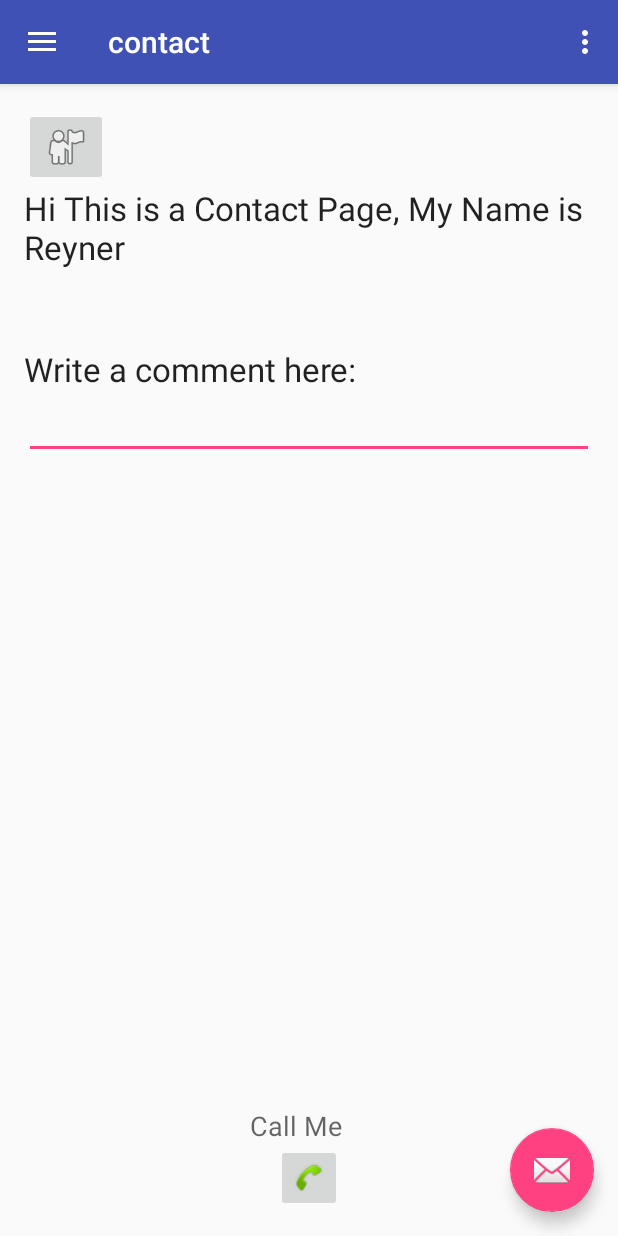
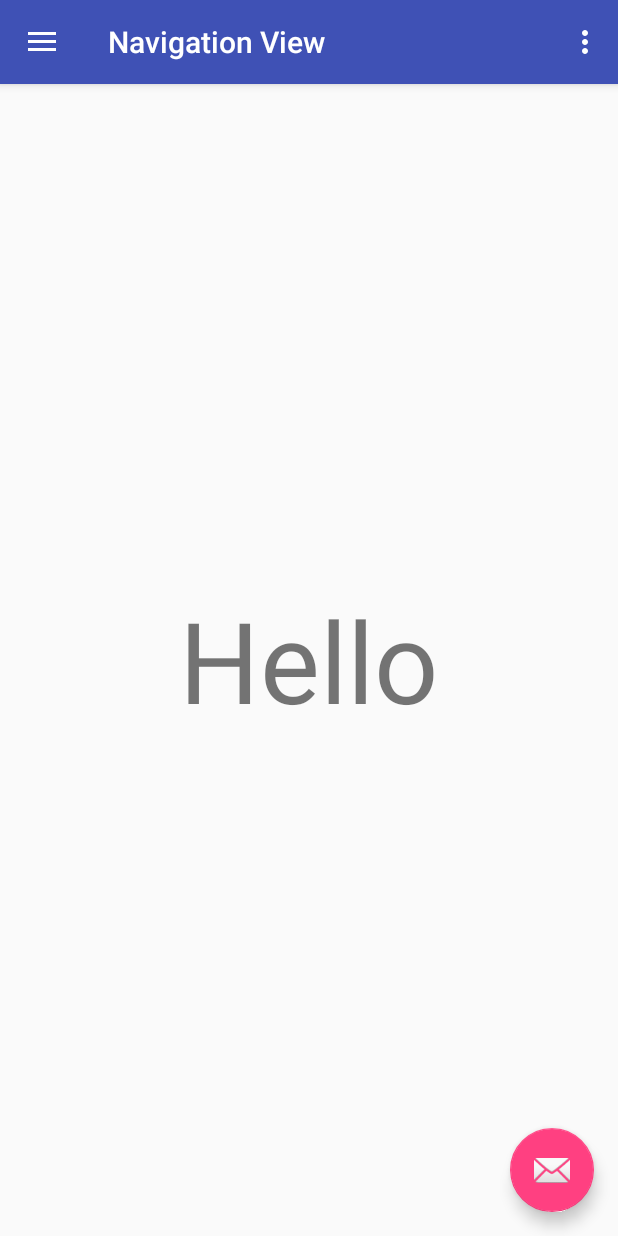
Before and after one commit to reynersubrata/Navigation-View, an Android app: the screen it shows after launch (contact before the commit, MainActivity after it), in the side drawer, after a tap on "Contact", on a phone screen of 412 x 824 dp. Run offline under Robolectric (Android 15) with nearby library versions, the phone set to English and light mode, and no system bars.

Commit message:
add change for fragment in dev_fragment

```diff
--- a/app/src/main/java/navigation/navigationview/MainActivity.java
+++ b/app/src/main/java/navigation/navigationview/MainActivity.java
@@ -83,6 +83,8 @@ public class MainActivity extends AppCompatActivity
     public boolean onNavigationItemSelected(MenuItem item) {
         // Handle navigation view item clicks here.
         int id = item.getItemId();
+        Fragment fragment = null;
+        Class fragmentClass;
 
         if (id == R.id.nav_camera) {
             // home
@@ -90,14 +92,14 @@ public class MainActivity extends AppCompatActivity
 
         } else if (id == R.id.nav_gallery) {
             //profile
-            Intent intent = new Intent(MainActivity.this, profile.class);
-            startActivity(intent);
+            fragmentClass = profile.class;
+
 
         } else if (id == R.id.nav_slideshow) {
             //contact
-            Intent intent = new Intent(MainActivity.this, contact.class);
-            startActivity(intent);
+            fragmentClass = contact.class;
         }
+        FragmentManager fragmentManager = getSupportFragmentManager();
 
         DrawerLayout drawer = (DrawerLayout) findViewById(R.id.drawer_layout);
         drawer.closeDrawer(GravityCompat.START);
--- a/app/src/main/res/layout/activity_contact.xml
+++ /dev/null
@@ -1,25 +0,0 @@
-<?xml version="1.0" encoding="utf-8"?>
-<android.support.v4.widget.DrawerLayout xmlns:android="http://schemas.android.com/apk/res/android"
-    xmlns:app="http://schemas.android.com/apk/res-auto"
-    xmlns:tools="http://schemas.android.com/tools"
-    android:id="@+id/drawer_layout"
-    android:layout_width="match_parent"
-    android:layout_height="match_parent"
-    android:fitsSystemWindows="true"
-    tools:openDrawer="start">
-
-    <include
-        layout="@layout/app_bar_contact"
-        android:layout_width="match_parent"
-        android:layout_height="match_parent" />
-
-    <android.support.design.widget.NavigationView
-        android:id="@+id/nav_view"
-        android:layout_width="wrap_content"
-        android:layout_height="match_parent"
-        android:layout_gravity="start"
-        android:fitsSystemWindows="true"
-        app:headerLayout="@layout/nav_header_contact"
-        app:menu="@menu/activity_contact_drawer" />
-
-</android.support.v4.widget.DrawerLayout>
--- a/app/src/main/res/layout/app_bar_contact.xml
+++ /dev/null
@@ -1,34 +0,0 @@
-<?xml version="1.0" encoding="utf-8"?>
-<android.support.design.widget.CoordinatorLayout xmlns:android="http://schemas.android.com/apk/res/android"
-    xmlns:app="http://schemas.android.com/apk/res-auto"
-    xmlns:tools="http://schemas.android.com/tools"
-    android:layout_width="match_parent"
-    android:layout_height="match_parent"
-    android:fitsSystemWindows="true"
-    tools:context="navigation.navigationview.contact">
-
-    <android.support.design.widget.AppBarLayout
-        android:layout_width="match_parent"
-        android:layout_height="wrap_content"
-        android:theme="@style/AppTheme.AppBarOverlay">
-
-        <android.support.v7.widget.Toolbar
-            android:id="@+id/toolbar"
-            android:layout_width="match_parent"
-            android:layout_height="?attr/actionBarSize"
-            android:background="?attr/colorPrimary"
-            app:popupTheme="@style/AppTheme.PopupOverlay" />
-
-    </android.support.design.widget.AppBarLayout>
-
-    <include layout="@layout/content_contact" />
-
-    <android.support.design.widget.FloatingActionButton
-        android:id="@+id/fab"
-        android:layout_width="wrap_content"
-        android:layout_height="wrap_content"
-        android:layout_gravity="bottom|end"
-        android:layout_margin="@dimen/fab_margin"
-        android:src="@android:drawable/ic_dialog_email" />
-
-</android.support.design.widget.CoordinatorLayout>
--- a/app/src/main/res/layout/content_contact.xml
+++ /dev/null
@@ -1,69 +0,0 @@
-<?xml version="1.0" encoding="utf-8"?>
-<RelativeLayout xmlns:android="http://schemas.android.com/apk/res/android"
-    xmlns:app="http://schemas.android.com/apk/res-auto"
-    xmlns:tools="http://schemas.android.com/tools"
-    android:layout_width="match_parent"
-    android:layout_height="match_parent"
-    android:paddingBottom="@dimen/activity_vertical_margin"
-    android:paddingLeft="@dimen/activity_horizontal_margin"
-    android:paddingRight="@dimen/activity_horizontal_margin"
-    android:paddingTop="@dimen/activity_vertical_margin"
-    app:layout_behavior="@string/appbar_scrolling_view_behavior"
-    tools:context="navigation.navigationview.contact"
-    tools:showIn="@layout/app_bar_contact">
-
-    <TextView
-        android:layout_width="wrap_content"
-        android:layout_height="wrap_content"
-        android:textAppearance="?android:attr/textAppearanceLarge"
-        android:text="Hi This is a Contact Page, My Name is Reyner"
-        android:id="@+id/contact"
-        android:layout_below="@+id/imageButton"
-        android:layout_alignParentRight="true" />
-
-    <ImageButton
-        android:layout_width="wrap_content"
-        android:layout_height="wrap_content"
-        android:id="@+id/imageButton"
-        android:layout_alignParentTop="true"
-        android:layout_alignParentLeft="true"
-        android:src="@android:drawable/ic_menu_myplaces" />
-
-    <TextView
-        android:layout_width="wrap_content"
-        android:layout_height="wrap_content"
-        android:textAppearance="?android:attr/textAppearanceLarge"
-        android:text="Write a comment here:"
-        android:id="@+id/textView2"
-        android:layout_below="@+id/contact"
-        android:layout_alignParentLeft="true"
-        android:layout_marginTop="52dp" />
-
-    <EditText
-        android:layout_width="wrap_content"
-        android:layout_height="wrap_content"
-        android:inputType="textMultiLine"
-        android:ems="10"
-        android:id="@+id/editText"
-        android:layout_below="@+id/textView2"
-        android:layout_alignParentLeft="true"
-        android:layout_alignParentRight="true" />
-
-    <ImageButton
-        android:layout_width="wrap_content"
-        android:layout_height="wrap_content"
-        android:id="@+id/imageButton2"
-        android:src="@android:drawable/stat_sys_phone_call"
-        android:layout_alignParentBottom="true"
-        android:layout_centerHorizontal="true" />
-
-    <TextView
-        android:layout_width="wrap_content"
-        android:layout_height="wrap_content"
-        android:textAppearance="?android:attr/textAppearanceMedium"
-        android:text="Call Me"
-        android:id="@+id/textView3"
-        android:layout_above="@+id/imageButton2"
-        android:layout_alignRight="@+id/imageButton2" />
-
-</RelativeLayout>
--- a/app/src/main/res/menu/activity_contact_drawer.xml
+++ /dev/null
@@ -1,22 +0,0 @@
-<?xml version="1.0" encoding="utf-8"?>
-<menu xmlns:android="http://schemas.android.com/apk/res/android">
-
-    <group android:checkableBehavior="single">
-        <item
-            android:id="@+id/nav_camera"
-            android:icon="@drawable/ic_menu_camera"
-            android:title="Home" />
-        <item
-            android:id="@+id/nav_gallery"
-            android:icon="@drawable/ic_menu_gallery"
-            android:title="Profile" />
-        <item
-            android:id="@+id/nav_slideshow"
-            android:icon="@drawable/ic_menu_slideshow"
-            android:title="Contact" />
-
-    </group>
-
-
-
-</menu>
--- a/app/src/main/res/menu/contact.xml
+++ /dev/null
@@ -1,9 +0,0 @@
-<?xml version="1.0" encoding="utf-8"?>
-<menu xmlns:android="http://schemas.android.com/apk/res/android"
-    xmlns:app="http://schemas.android.com/apk/res-auto">
-    <item
-        android:id="@+id/action_settings"
-        android:orderInCategory="100"
-        android:title="@string/action_settings"
-        app:showAsAction="never" />
-</menu>
--- a/app/src/main/res/values/strings.xml
+++ b/app/src/main/res/values/strings.xml
@@ -7,7 +7,7 @@
     <string name="action_settings">Settings</string>
 
     <!-- TODO: Remove or change this placeholder text -->
-    <string name="hello_blank_fragment">Hello blank fragment</string>
+    <string name="hello_blank_fragment">Hello guys this is profile page</string>
     <string name="title_activity_contact">contact</string>
     <string name="title_activity_profile">profile</string>
 </resources>
```
Also changed, not shown: app/src/main/java/navigation/navigationview/contact.java (+82 -75 lines), app/src/main/java/navigation/navigationview/profile.java (+82 -73 lines), app/src/main/res/layout/activity_profile.xml (deleted, +0 -25 lines), app/src/main/res/layout/app_bar_profile.xml (deleted, +0 -34 lines), app/src/main/res/layout/content_profile.xml (deleted, +0 -24 lines), app/src/main/res/layout/fragment_contact.xml (added, +13 -0 lines), app/src/main/res/layout/fragment_profile.xml (added, +13 -0 lines), app/src/main/res/layout/nav_header_contact.xml (deleted, +0 -21 lines), app/src/main/res/layout/nav_header_profile.xml (deleted, +0 -34 lines), app/src/main/res/menu/activity_profile_drawer.xml (deleted, +0 -21 lines), app/src/main/res/menu/profile.xml (deleted, +0 -9 lines).
